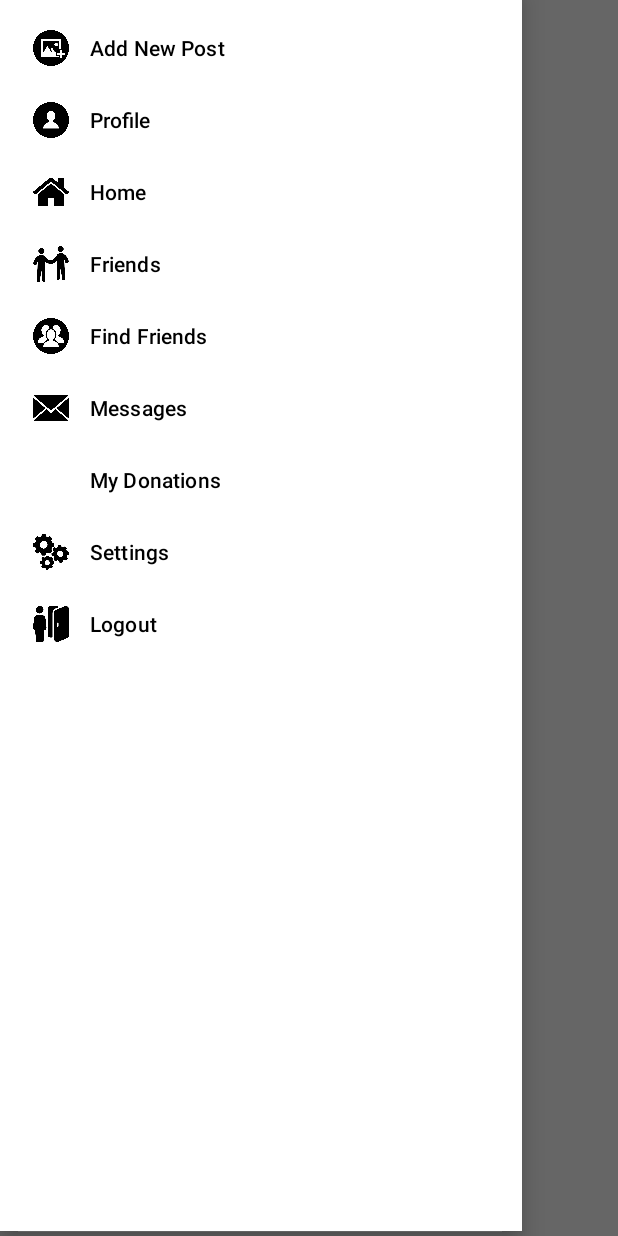
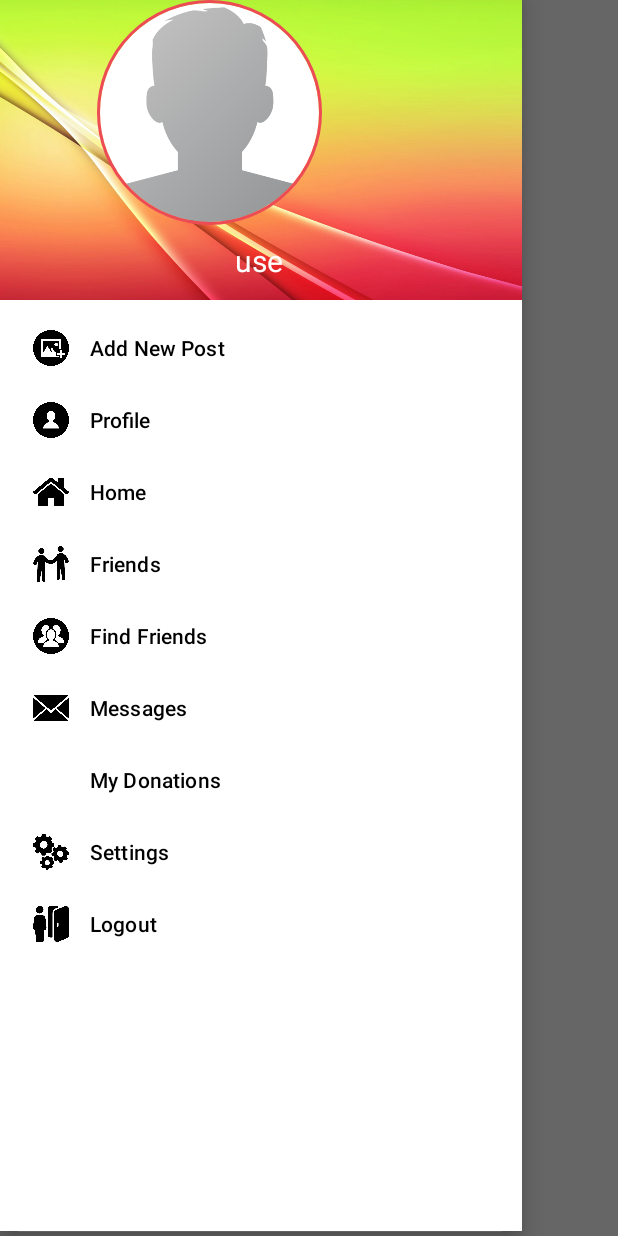
Before and after one commit to liralgazi/give_and_take_app, an Android app: the screen it shows after launch (MainActivity), in the side drawer, after a tap on "Home", on a phone screen of 412 x 824 dp. Run offline under Robolectric (Android 15) with nearby library versions, the phone set to English and light mode, and no system bars; our stand-ins replace CircleImageView.

Commit message:
userselectormanu in MainActivity.java

```diff
--- a/app/src/main/java/com/example/giveandtake/MainActivity.java
+++ b/app/src/main/java/com/example/giveandtake/MainActivity.java
@@ -1,14 +1,69 @@
 package com.example.giveandtake;
 
+import androidx.annotation.NonNull;
 import androidx.appcompat.app.AppCompatActivity;
+import androidx.drawerlayout.widget.DrawerLayout;
+import androidx.recyclerview.widget.RecyclerView;
 
 import android.os.Bundle;
+import android.view.MenuItem;
+import android.view.View;
+import android.widget.Toast;
+
+import com.google.android.material.navigation.NavigationView;
 
 public class MainActivity extends AppCompatActivity {
+
+    private NavigationView navigationView;
+    private DrawerLayout drawerLayout;
+    private RecyclerView recyclerView;
 
     @Override
     protected void onCreate(Bundle savedInstanceState) {
         super.onCreate(savedInstanceState);
         setContentView(R.layout.activity_main);
+
+        //defining the variables (drawable side menu)
+        drawerLayout = (DrawerLayout) findViewById(R.id.drawable_layout);
+        navigationView= (NavigationView) findViewById(R.id.navigation_view);
+        //initiating the navigation header inside the layout
+        View navView= navigationView.inflateHeaderView(R.layout.navigation_header);
+
+        navigationView.setNavigationItemSelectedListener(new NavigationView.OnNavigationItemSelectedListener() {
+            @Override
+            public boolean onNavigationItemSelected(@NonNull MenuItem item) {
+                UserMenuSelector(item);
+
+                return false;
+            }
+        });
+    }
+
+    private void UserMenuSelector(MenuItem item) {
+        //switch-case for every user option from the menu
+        switch (item.getItemId())
+        {
+            case R.id.nav_home:
+                Toast.makeText(this, "Home", Toast.LENGTH_SHORT).show();
+                break;
+            case R.id.nav_profile:
+                Toast.makeText(this, "Profile", Toast.LENGTH_SHORT).show();
+                break;
+            case R.id.nav_friends:
+                Toast.makeText(this, "Friends List", Toast.LENGTH_SHORT).show();
+                break;
+            case R.id.nav_find_friends:
+                Toast.makeText(this, "Find Friends", Toast.LENGTH_SHORT).show();
+                break;
+            case R.id.nav_messages:
+                Toast.makeText(this, "Messages", Toast.LENGTH_SHORT).show();
+                break;
+            case R.id.nav_settings:
+                Toast.makeText(this, "Settings", Toast.LENGTH_SHORT).show();
+                break;
+            case R.id.nav_logout:
+                Toast.makeText(this, "Logout", Toast.LENGTH_SHORT).show();
+                break;
+        }
     }
 }
--- a/app/src/main/res/layout/activity_main.xml
+++ b/app/src/main/res/layout/activity_main.xml
@@ -2,6 +2,7 @@
 <androidx.drawerlayout.widget.DrawerLayout xmlns:android="http://schemas.android.com/apk/res/android"
     xmlns:app="http://schemas.android.com/apk/res-auto"
     xmlns:tools="http://schemas.android.com/tools"
+    android:id="@+id/drawable_layout"
     android:layout_width="match_parent"
     android:layout_height="match_parent"
     tools:context=".MainActivity">
@@ -13,7 +14,7 @@
         app:layout_constraintBottom_toBottomOf="parent"
         app:layout_constraintEnd_toEndOf="parent"
         app:layout_constraintStart_toStartOf="parent"
-        app:layout_constraintTop_toTopOf="parent" >
+        app:layout_constraintTop_toTopOf="parent">
 
         <FrameLayout
             android:id="@+id/main_container"
@@ -26,7 +27,9 @@
                 android:layout_height="match_parent" />
         </FrameLayout>
     </RelativeLayout>
+
     <com.google.android.material.navigation.NavigationView
+        android:id="@+id/navigation_view"
         android:layout_width="match_parent"
         android:layout_height="match_parent"
         android:layout_gravity="start"
--- /dev/null
+++ b/app/src/main/res/layout/navigation_header.xml
@@ -0,0 +1,36 @@
+<?xml version="1.0" encoding="utf-8"?>
+<RelativeLayout xmlns:android="http://schemas.android.com/apk/res/android"
+    xmlns:tools="http://schemas.android.com/tools"
+    android:layout_width="match_parent"
+    android:layout_height="200dp"
+    xmlns:app="http://schemas.android.com/apk/res-auto"
+    android:background="@drawable/header">
+
+    <de.hdodenhof.circleimageview.CircleImageView
+        android:layout_width="150dp"
+        android:layout_height="150dp"
+        android:layout_alignParentEnd="true"
+        android:layout_marginEnd="133dp"
+        android:src="@drawable/profile"
+        app:civ_border_color="@color/primary"
+        app:civ_border_width="2dp"
+        tools:ignore="ImageContrastCheck" />
+
+    <TextView
+        android:id="@+id/textView"
+        android:layout_width="110dp"
+        android:layout_height="32dp"
+        android:layout_alignParentStart="true"
+        android:layout_alignParentTop="true"
+        android:layout_alignParentEnd="true"
+        android:layout_alignParentBottom="true"
+        android:layout_marginStart="149dp"
+        android:layout_marginTop="160dp"
+        android:layout_marginEnd="152dp"
+        android:layout_marginBottom="8dp"
+        android:text="username"
+        android:textAlignment="center"
+        android:textColor="@color/white"
+        android:textSize="20sp" />
+
+</RelativeLayout>
--- a/app/src/main/res/menu/navigation_menu.xml
+++ b/app/src/main/res/menu/navigation_menu.xml
@@ -22,10 +22,9 @@
         android:icon="@drawable/friends">
     </item>
     <item
-        android:title="@string/find_friends"
         android:id="@+id/nav_find_friends"
-        android:icon="@drawable/find_people">
-    </item>
+        android:icon="@drawable/find_people"
+        android:title="@string/find_friends"></item>
     <item
         android:title="@string/messages"
         android:id="@+id/nav_messages"
```
Also changed, not shown: app/build.gradle (+11 -9 lines).
